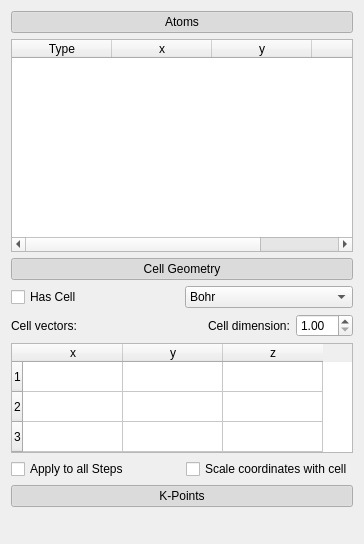
Before: the Qt Designer form vipster/molwidget.ui in sgsaenger/vipster, drawn with Qt 5.
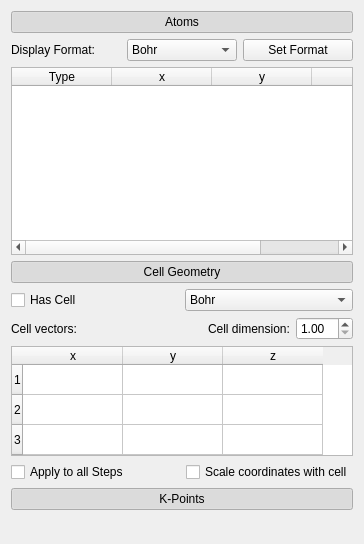
After: the same form once the commit is applied.

```diff
--- a/vipster/molwidget.ui
+++ b/vipster/molwidget.ui
@@ -13,7 +13,7 @@
   <property name="windowTitle">
    <string>Form</string>
   </property>
-  <layout class="QVBoxLayout" name="verticalLayout" stretch="0,2,0,0,0,0,0">
+  <layout class="QVBoxLayout" name="verticalLayout" stretch="0,0,0,0,0,0,0">
    <item>
     <widget class="QPushButton" name="atomTableButton">
      <property name="text">
@@ -28,6 +28,69 @@
     </widget>
    </item>
    <item>
+    <widget class="QWidget" name="atomContainer" native="true">
+     <property name="sizePolicy">
+      <sizepolicy hsizetype="Preferred" vsizetype="Preferred">
+       <horstretch>0</horstretch>
+       <verstretch>0</verstretch>
+      </sizepolicy>
+     </property>
+     <layout class="QVBoxLayout" name="verticalLayout_2" stretch="0,0">
+      <property name="leftMargin">
+       <number>0</number>
+      </property>
+      <property name="topMargin">
+       <number>0</number>
+      </property>
+      <property name="rightMargin">
+       <number>0</number>
+      </property>
+      <property name="bottomMargin">
+       <number>0</number>
+      </property>
+      <item>
+       <layout class="QHBoxLayout" name="atomFmtLabel_2">
+        <item>
+         <widget class="QLabel" name="atomFmtLabel">
+          <property name="text">
+           <string>Display Format:</string>
+          </property>
+         </widget>
+        </item>
+        <item>
+         <widget class="QComboBox" name="atomFmtBox">
+          <item>
+           <property name="text">
+            <string>Bohr</string>
+           </property>
+          </item>
+          <item>
+           <property name="text">
+            <string>Angstrom</string>
+           </property>
+          </item>
+          <item>
+           <property name="text">
+            <string>Crystal</string>
+           </property>
+          </item>
+          <item>
+           <property name="text">
+            <string>Angstrom</string>
+           </property>
+          </item>
+         </widget>
+        </item>
+        <item>
+         <widget class="QPushButton" name="atomFmtButton">
+          <property name="text">
+           <string>Set Format</string>
+          </property>
+         </widget>
+        </item>
+       </layout>
+      </item>
+      <item>
     <widget class="QTableWidget" name="atomTable">
      <column>
       <property name="text">
@@ -51,6 +114,9 @@
      </column>
     </widget>
    </item>
+     </layout>
+    </widget>
+   </item>
    <item>
     <widget class="QPushButton" name="cellWidgetButton">
      <property name="text">
```
Left out of the diff: 14 changed lines with no effect on the pictures. Lines whose indentation alone changed are shown as unchanged.
